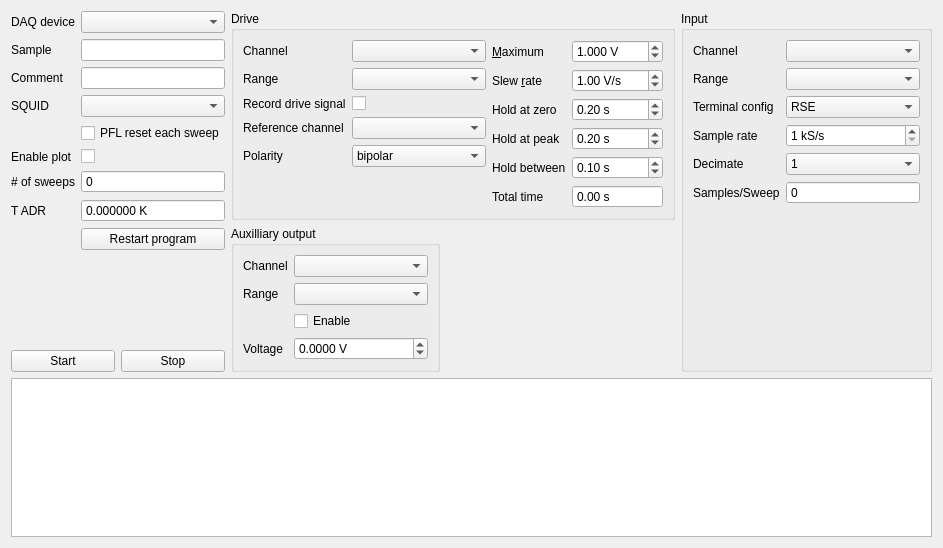
Before: the Qt Designer form TES/IvCurveDaqUi.ui in AvirupRoy/research, drawn with Qt 5.
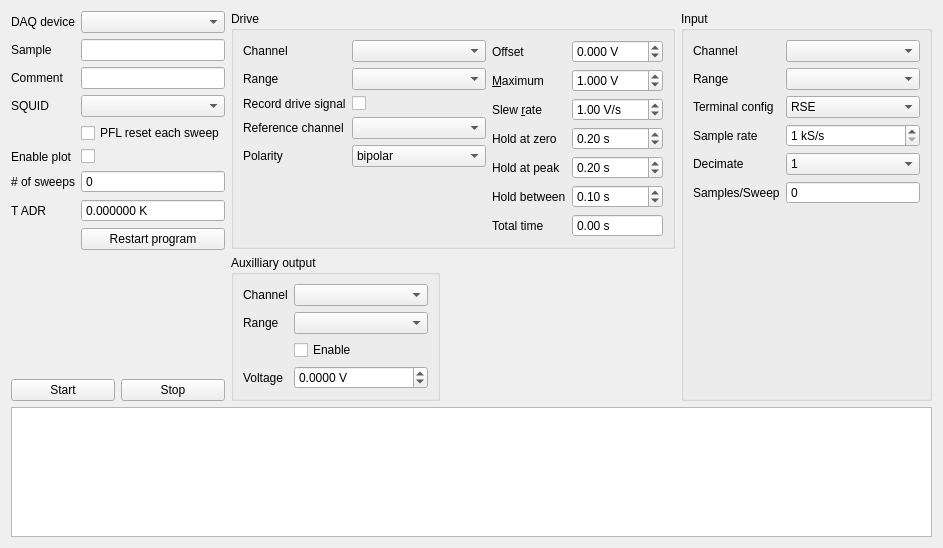
After: the same form once the commit is applied. Custom widgets are drawn as their Qt base class.

Commit message: IvCurveDaq now supports offseting drive from 0

The edit to the form file:
```diff
--- a/TES/IvCurveDaqUi.ui
+++ b/TES/IvCurveDaqUi.ui
@@ -330,7 +330,7 @@
               </item>
               <item>
                <layout class="QFormLayout" name="formLayout_7">
-                <item row="0" column="0">
+                <item row="1" column="0">
                  <widget class="QLabel" name="label_33">
                   <property name="text">
                    <string>&amp;Maximum</string>
@@ -340,7 +340,7 @@
                   </property>
                  </widget>
                 </item>
-                <item row="0" column="1">
+                <item row="1" column="1">
                  <widget class="QDoubleSpinBox" name="maxDriveSb">
                   <property name="toolTip">
                    <string>Choose maximum voltage for the ramp.</string>
@@ -362,7 +362,7 @@
                   </property>
                  </widget>
                 </item>
-                <item row="1" column="0">
+                <item row="2" column="0">
                  <widget class="QLabel" name="label_34">
                   <property name="text">
                    <string>Slew &amp;rate</string>
@@ -372,7 +372,7 @@
                   </property>
                  </widget>
                 </item>
-                <item row="1" column="1">
+                <item row="2" column="1">
                  <widget class="QDoubleSpinBox" name="slewRateSb">
                   <property name="toolTip">
                    <string>Slew rate of the ramp.</string>
@@ -397,7 +397,7 @@
                   </property>
                  </widget>
                 </item>
-                <item row="2" column="0">
+                <item row="3" column="0">
                  <widget class="QLabel" name="label_35">
                   <property name="text">
                    <string>Hold at zero</string>
@@ -407,7 +407,7 @@
                   </property>
                  </widget>
                 </item>
-                <item row="2" column="1">
+                <item row="3" column="1">
                  <widget class="QDoubleSpinBox" name="zeroHoldTimeSb">
                   <property name="toolTip">
                    <string>Amount of time spent sampling at zero drive before and after the sweeps.</string>
@@ -438,7 +438,7 @@
                   </property>
                  </widget>
                 </item>
-                <item row="3" column="0">
+                <item row="4" column="0">
                  <widget class="QLabel" name="label_36">
                   <property name="text">
                    <string>Hold at peak</string>
@@ -448,7 +448,7 @@
                   </property>
                  </widget>
                 </item>
-                <item row="3" column="1">
+                <item row="4" column="1">
                  <widget class="QDoubleSpinBox" name="peakHoldTimeSb">
                   <property name="toolTip">
                    <string>Hold time at the peak voltage (usually 0).</string>
@@ -479,7 +479,7 @@
                   </property>
                  </widget>
                 </item>
-                <item row="4" column="0">
+                <item row="5" column="0">
                  <widget class="QLabel" name="label_37">
                   <property name="text">
                    <string>Hold between</string>
@@ -489,7 +489,7 @@
                   </property>
                  </widget>
                 </item>
-                <item row="4" column="1">
+                <item row="5" column="1">
                  <widget class="QDoubleSpinBox" name="betweenHoldTimeSb">
                   <property name="toolTip">
                    <string>Hold time at zero after positive and before negative sweep.</string>
@@ -520,7 +520,7 @@
                   </property>
                  </widget>
                 </item>
-                <item row="5" column="0">
+                <item row="6" column="0">
                  <widget class="QLabel" name="label_38">
                   <property name="text">
                    <string>Total time</string>
@@ -530,7 +530,7 @@
                   </property>
                  </widget>
                 </item>
-                <item row="5" column="1">
+                <item row="6" column="1">
                  <widget class="QDoubleSpinBox" name="totalTimeSb">
                   <property name="toolTip">
                    <string>Indicates the total time per sweep.</string>
@@ -567,6 +567,38 @@
                   </property>
                  </widget>
                 </item>
+                <item row="0" column="0">
+                 <widget class="QLabel" name="label_3">
+                  <property name="text">
+                   <string>Offset</string>
+                  </property>
+                 </widget>
+                </item>
+                <item row="0" column="1">
+                 <widget class="QDoubleSpinBox" name="driveOffsetSb">
+                  <property name="toolTip">
+                   <string>Choose maximum voltage for the ramp.</string>
+                  </property>
+                  <property name="suffix">
+                   <string> V</string>
+                  </property>
+                  <property name="decimals">
+                   <number>3</number>
+                  </property>
+                  <property name="minimum">
+                   <double>-10.000000000000000</double>
+                  </property>
+                  <property name="maximum">
+                   <double>10.000000000000000</double>
+                  </property>
+                  <property name="singleStep">
+                   <double>0.001000000000000</double>
+                  </property>
+                  <property name="value">
+                   <double>0.000000000000000</double>
+                  </property>
+                 </widget>
+                </item>
                </layout>
               </item>
              </layout>
```
The commit also changes 1 other file.
